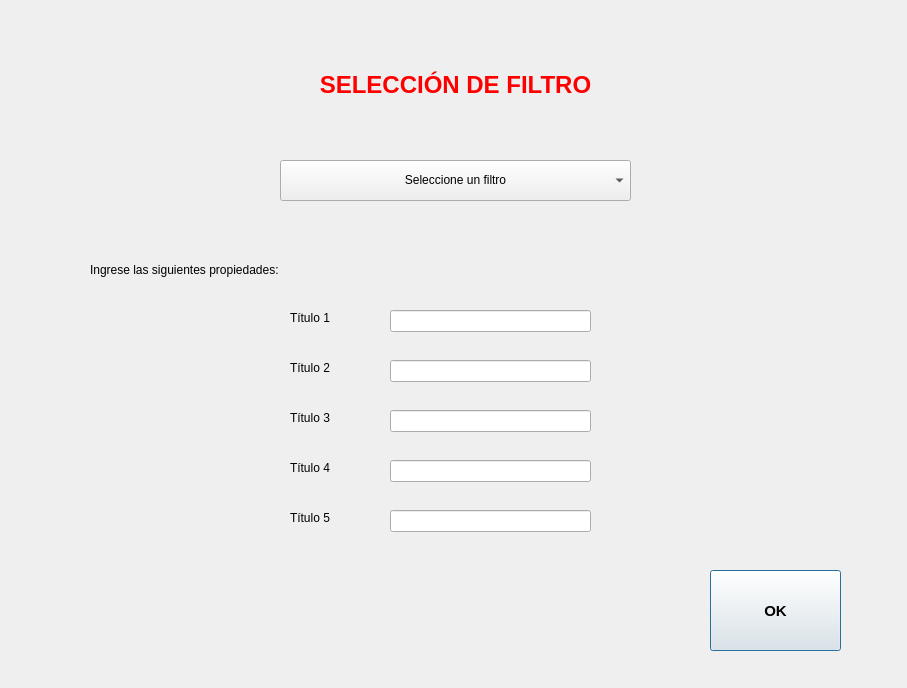
This is filter.ui in nicotrozzo/elmejorfrontendever as Qt 5 draws it before an edit. The edited form follows.
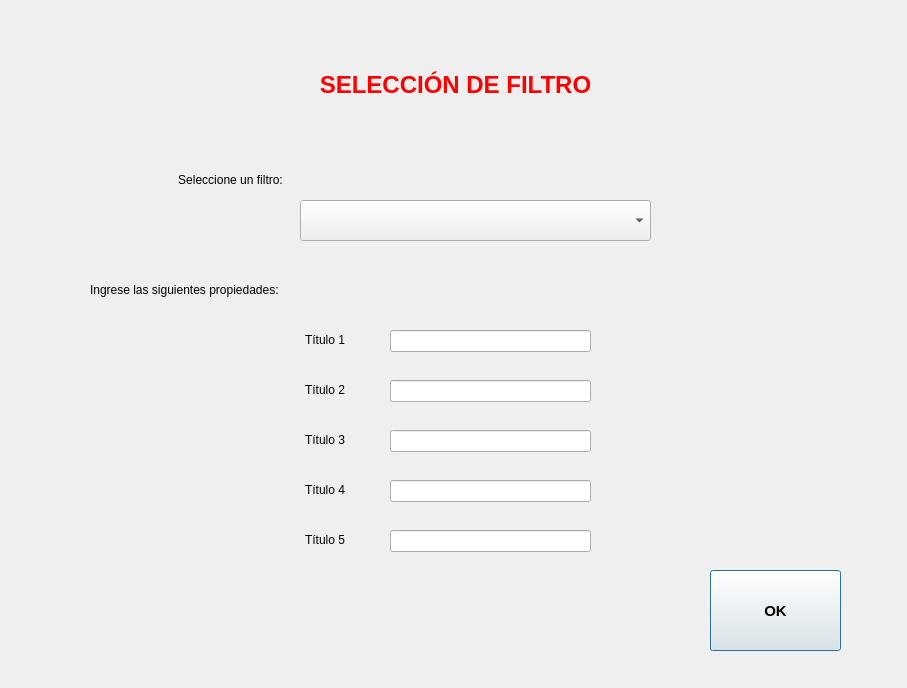
This is the edited form.

What changed in the file:
```diff
--- a/filter.ui
+++ b/filter.ui
@@ -45,8 +45,8 @@
   <widget class="QComboBox" name="filterComboBox">
    <property name="geometry">
     <rect>
-     <x>280</x>
-     <y>160</y>
+     <x>300</x>
+     <y>200</y>
      <width>351</width>
      <height>41</height>
     </rect>
@@ -55,14 +55,14 @@
   <widget class="QLabel" name="labelFilterComboBox">
    <property name="geometry">
     <rect>
-     <x>280</x>
+     <x>150</x>
      <y>170</y>
-     <width>351</width>
+     <width>161</width>
      <height>20</height>
     </rect>
    </property>
    <property name="text">
-    <string>Seleccione un filtro</string>
+    <string>Seleccione un filtro:</string>
    </property>
    <property name="alignment">
     <set>Qt::AlignCenter</set>
@@ -72,7 +72,7 @@
    <property name="geometry">
     <rect>
      <x>90</x>
-     <y>260</y>
+     <y>280</y>
      <width>221</width>
      <height>20</height>
     </rect>
@@ -84,77 +84,95 @@
   <widget class="QLabel" name="titleProperty1">
    <property name="geometry">
     <rect>
-     <x>290</x>
-     <y>310</y>
-     <width>55</width>
-     <height>16</height>
+     <x>134</x>
+     <y>330</y>
+     <width>211</width>
+     <height>20</height>
     </rect>
    </property>
    <property name="text">
     <string>Título 1</string>
    </property>
+   <property name="alignment">
+    <set>Qt::AlignRight|Qt::AlignTrailing|Qt::AlignVCenter</set>
+   </property>
   </widget>
   <widget class="QLabel" name="titleProperty2">
    <property name="geometry">
     <rect>
-     <x>290</x>
-     <y>360</y>
-     <width>55</width>
-     <height>16</height>
+     <x>134</x>
+     <y>380</y>
+     <width>211</width>
+     <height>20</height>
     </rect>
    </property>
    <property name="text">
     <string>Título 2</string>
    </property>
+   <property name="alignment">
+    <set>Qt::AlignRight|Qt::AlignTrailing|Qt::AlignVCenter</set>
+   </property>
   </widget>
   <widget class="QLabel" name="titleProperty3">
    <property name="geometry">
     <rect>
-     <x>290</x>
-     <y>410</y>
-     <width>55</width>
-     <height>16</height>
+     <x>134</x>
+     <y>430</y>
+     <width>211</width>
+     <height>20</height>
     </rect>
    </property>
    <property name="text">
     <string>Título 3</string>
    </property>
+   <property name="alignment">
+    <set>Qt::AlignRight|Qt::AlignTrailing|Qt::AlignVCenter</set>
+   </property>
   </widget>
   <widget class="QLabel" name="titleProperty4">
    <property name="geometry">
     <rect>
-     <x>290</x>
-     <y>460</y>
-     <width>55</width>
-     <height>16</height>
+     <x>134</x>
+     <y>480</y>
+     <width>211</width>
+     <height>20</height>
     </rect>
    </property>
    <property name="text">
     <string>Título 4</string>
    </property>
+   <property name="alignment">
+    <set>Qt::AlignRight|Qt::AlignTrailing|Qt::AlignVCenter</set>
+   </property>
   </widget>
   <widget class="QLabel" name="titleProperty5">
    <property name="geometry">
     <rect>
-     <x>290</x>
-     <y>510</y>
-     <width>55</width>
-     <height>16</height>
+     <x>134</x>
+     <y>530</y>
+     <width>211</width>
+     <height>20</height>
     </rect>
    </property>
    <property name="text">
     <string>Título 5</string>
    </property>
+   <property name="alignment">
+    <set>Qt::AlignRight|Qt::AlignTrailing|Qt::AlignVCenter</set>
+   </property>
   </widget>
   <widget class="QLineEdit" name="editProperty1">
    <property name="geometry">
     <rect>
      <x>390</x>
-     <y>310</y>
+     <y>330</y>
      <width>201</width>
      <height>22</height>
     </rect>
    </property>
+   <property name="text">
+    <string/>
+   </property>
    <property name="placeholderText">
     <string/>
    </property>
@@ -163,7 +181,7 @@
    <property name="geometry">
     <rect>
      <x>390</x>
-     <y>360</y>
+     <y>380</y>
      <width>201</width>
      <height>22</height>
     </rect>
@@ -173,7 +191,7 @@
    <property name="geometry">
     <rect>
      <x>390</x>
-     <y>410</y>
+     <y>430</y>
      <width>201</width>
      <height>22</height>
     </rect>
@@ -183,7 +201,7 @@
    <property name="geometry">
     <rect>
      <x>390</x>
-     <y>460</y>
+     <y>480</y>
      <width>201</width>
      <height>22</height>
     </rect>
@@ -193,7 +211,7 @@
    <property name="geometry">
     <rect>
      <x>390</x>
-     <y>510</y>
+     <y>530</y>
      <width>201</width>
      <height>22</height>
     </rect>
```
